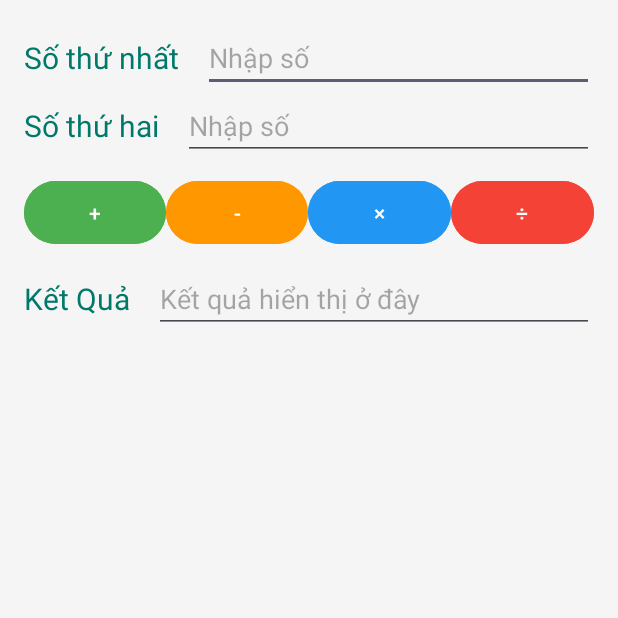
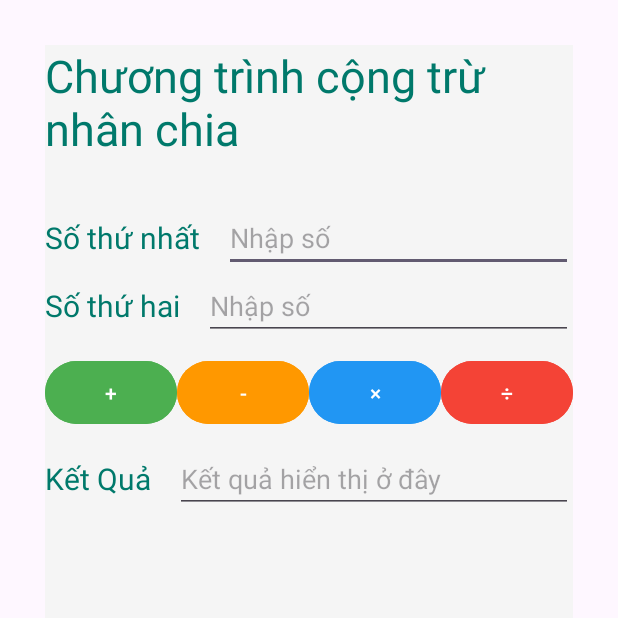
Before and after one commit to thebao13/64130132_AndroidProgramming, an Android app: the screen it shows after launch (MainActivity), on a phone screen of 412 x 824 dp, the top half of it. Run offline under Robolectric (Android 15) with nearby library versions, the phone set to English and light mode, and no system bars.

Commit message:
Đăng ký và sử dụng bộ lắng nghe ẩn danh để code lại app Cộng trừ nhân chia ở Ex4

```diff
--- a/Ex5_AddSubMulDiv_Anynomous/app/src/main/java/thebao/edu/ex5_addsubmuldiv_anynomous/MainActivity.java
+++ b/Ex5_AddSubMulDiv_Anynomous/app/src/main/java/thebao/edu/ex5_addsubmuldiv_anynomous/MainActivity.java
@@ -1,6 +1,9 @@
 package thebao.edu.ex5_addsubmuldiv_anynomous;
 
 import android.os.Bundle;
+import android.view.View;
+import android.widget.Button;
+import android.widget.EditText;
 
 import androidx.activity.EdgeToEdge;
 import androidx.appcompat.app.AppCompatActivity;
@@ -9,16 +12,117 @@ import androidx.core.view.ViewCompat;
 import androidx.core.view.WindowInsetsCompat;
 
 public class MainActivity extends AppCompatActivity {
+    EditText editTextSo1;
+    EditText editTextSo2;
+    EditText editTextSo3;
+    Button nutCong,nutTru,nutNhan,nutChia;
+    void TimDieuKhien() {
+        editTextSo1 = (EditText) findViewById(R.id.edtSo1);
+        editTextSo2 = (EditText) findViewById(R.id.edtSo2);
+        editTextSo3 = (EditText) findViewById(R.id.edtKetQua);
+        nutCong = (Button) findViewById(R.id.btnCong);
+        nutTru = (Button) findViewById(R.id.btnTru);
+        nutNhan = (Button) findViewById(R.id.btnNhan);
+        nutChia = (Button) findViewById(R.id.btnChia);
+    }
+
 
     @Override
     protected void onCreate(Bundle savedInstanceState) {
         super.onCreate(savedInstanceState);
         EdgeToEdge.enable(this);
         setContentView(R.layout.activity_main);
+
         ViewCompat.setOnApplyWindowInsetsListener(findViewById(R.id.main), (v, insets) -> {
             Insets systemBars = insets.getInsets(WindowInsetsCompat.Type.systemBars());
             v.setPadding(systemBars.left, systemBars.top, systemBars.right, systemBars.bottom);
             return insets;
         });
+        TimDieuKhien();
+        nutCong.setOnClickListener(new View.OnClickListener() {
+            @Override
+            public void onClick(View v) {
+                EditText editTextSo1= (EditText)findViewById(R.id.edtSo1);
+                EditText editTextSo2 = (EditText)findViewById(R.id.edtSo2);
+
+                String soThu1 = editTextSo1.getText().toString();
+                String soThu2 = editTextSo2.getText().toString();
+
+                float SoA = Float.parseFloat(soThu1);
+                float SoB = Float.parseFloat(soThu2);
+
+                float Tong  = SoA + SoB;
+
+                EditText editTextKQ = (EditText)findViewById(R.id.edtKetQua);
+
+                String chuoiKQ = String.valueOf(Tong);
+
+                editTextKQ.setText(chuoiKQ);
+            }
+        });
+        nutTru.setOnClickListener(new View.OnClickListener() {
+            @Override
+            public void onClick(View v) {
+                EditText editTextSo1= (EditText)findViewById(R.id.edtSo1);
+                EditText editTextSo2 = (EditText)findViewById(R.id.edtSo2);
+
+                String soThu1 = editTextSo1.getText().toString();
+                String soThu2 = editTextSo2.getText().toString();
+
+                float SoA = Float.parseFloat(soThu1);
+                float SoB = Float.parseFloat(soThu2);
+
+                float Tong  = SoA - SoB;
+
+                EditText editTextKQ = (EditText)findViewById(R.id.edtKetQua);
+
+                String chuoiKQ = String.valueOf(Tong);
+
+                editTextKQ.setText(chuoiKQ);
+            }
+        });
+        nutNhan.setOnClickListener(new View.OnClickListener() {
+            @Override
+            public void onClick(View v) {
+                EditText editTextSo1= (EditText)findViewById(R.id.edtSo1);
+                EditText editTextSo2 = (EditText)findViewById(R.id.edtSo2);
+
+                String soThu1 = editTextSo1.getText().toString();
+                String soThu2 = editTextSo2.getText().toString();
+
+                float SoA = Float.parseFloat(soThu1);
+                float SoB = Float.parseFloat(soThu2);
+
+                float Tong  = SoA  * SoB;
+
+                EditText editTextKQ = (EditText)findViewById(R.id.edtKetQua);
+
+                String chuoiKQ = String.valueOf(Tong);
+
+                editTextKQ.setText(chuoiKQ);
+            }
+        });
+        nutChia.setOnClickListener(new View.OnClickListener() {
+            @Override
+            public void onClick(View v) {
+                EditText editTextSo1= (EditText)findViewById(R.id.edtSo1);
+                EditText editTextSo2 = (EditText)findViewById(R.id.edtSo2);
+
+                String soThu1 = editTextSo1.getText().toString();
+                String soThu2 = editTextSo2.getText().toString();
+
+                float SoA = Float.parseFloat(soThu1);
+                float SoB = Float.parseFloat(soThu2);
+
+                float Tong  = SoA / SoB;
+
+                EditText editTextKQ = (EditText)findViewById(R.id.edtKetQua);
+
+                String chuoiKQ = String.valueOf(Tong);
+
+                editTextKQ.setText(chuoiKQ);
+            }
+        });
+
     }
 }
--- a/Ex5_AddSubMulDiv_Anynomous/app/src/main/res/layout/activity_main.xml
+++ b/Ex5_AddSubMulDiv_Anynomous/app/src/main/res/layout/activity_main.xml
@@ -2,16 +2,41 @@
 <LinearLayout xmlns:android="http://schemas.android.com/apk/res/android"
     android:layout_width="match_parent"
     android:layout_height="match_parent"
+    xmlns:tools="http://schemas.android.com/tools"
     android:orientation="vertical"
-    android:padding="16dp"
+    android:padding="20dp"
+    android:id="@+id/main"
+    tools:context=".MainActivity"
+    android:layout_margin="30dp"
     android:background="#F5F5F5">
 
     <LinearLayout
+
         android:layout_width="match_parent"
         android:layout_height="wrap_content"
         android:orientation="horizontal"
         android:gravity="center_vertical"
         android:marginBottom="10dp">
+
+
+        <TextView
+            android:layout_width="wrap_content"
+            android:layout_height="wrap_content"
+            android:text="Chương trình cộng trừ nhân chia"
+            android:textSize="30dp"
+            android:paddingBottom="30dp"
+            android:textColor="#00796B"/>
+
+    </LinearLayout>
+
+    <LinearLayout
+
+        android:layout_width="match_parent"
+        android:layout_height="wrap_content"
+        android:orientation="horizontal"
+        android:gravity="center_vertical"
+        android:marginBottom="10dp">
+
 
         <TextView
             android:layout_width="wrap_content"
```
